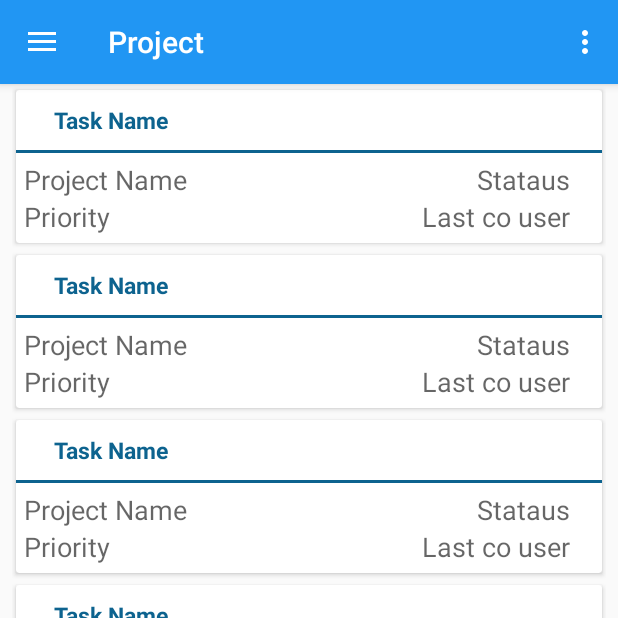
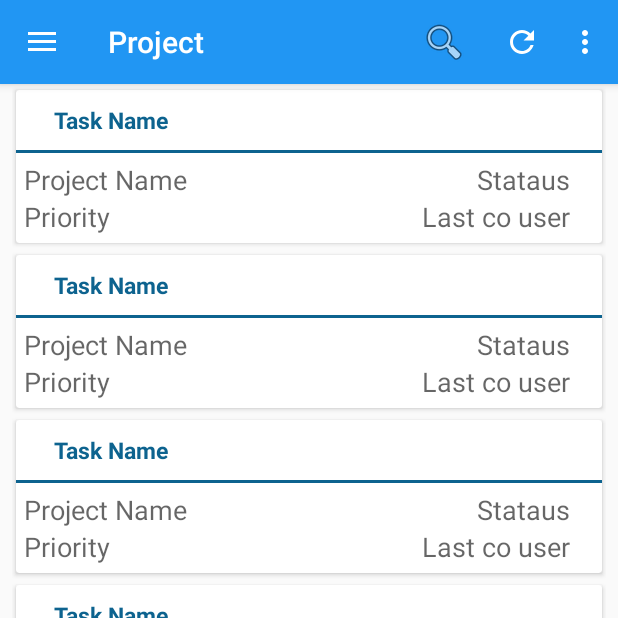
Before and after one commit to bascvn/inco, an Android app: the MainActivity screen opened directly, with no data from a screen before it, in the side drawer, after a tap on "Task", on a phone screen of 412 x 824 dp, the top half of it. Run offline under Robolectric (Android 15) with nearby library versions, the phone set to English and light mode, and no system bars; our stand-ins replace Volley; network calls fail.

Commit message:
finish load projects

```diff
--- a/app/src/main/java/vn/com/basc/inco/LoginActivity.java
+++ b/app/src/main/java/vn/com/basc/inco/LoginActivity.java
@@ -457,6 +457,7 @@ public class LoginActivity extends AppCompatActivity implements LoaderCallbacks<
                         String token = data.getString(INCOResponse.TOKEN_TAG);
                         MyApplication app = (MyApplication) getApplication();
                         app.saveTokenAccess(token);
+                        showProgress(false);
                         String user = data.getString(INCOResponse.USER_TAG);
                         app.saveUserInfo(user);
                         Intent intent = new Intent(LoginActivity.this, MainActivity.class);
--- a/app/src/main/java/vn/com/basc/inco/MainActivity.java
+++ b/app/src/main/java/vn/com/basc/inco/MainActivity.java
@@ -1,17 +1,22 @@
 package vn.com.basc.inco;
 
+import android.content.Context;
 import android.content.Intent;
 import android.os.Bundle;
 import android.support.design.widget.NavigationView;
 import android.support.design.widget.Snackbar;
 import android.support.v4.app.Fragment;
 import android.support.v4.view.GravityCompat;
+import android.support.v4.view.MenuItemCompat;
 import android.support.v4.widget.DrawerLayout;
+import android.support.v7.app.ActionBar;
 import android.support.v7.app.ActionBarDrawerToggle;
 import android.support.v7.app.AppCompatActivity;
+import android.support.v7.widget.SearchView;
 import android.support.v7.widget.Toolbar;
 import android.view.Menu;
 import android.view.MenuItem;
+import android.view.inputmethod.InputMethodManager;
 import android.widget.FrameLayout;
 import android.widget.TextView;
 
@@ -19,32 +24,30 @@ import com.android.volley.toolbox.NetworkImageView;
 
 import vn.com.basc.inco.ProjectFragment.OnListFragmentInteractionListener;
 import vn.com.basc.inco.TaskFragment.OnTaskListFragmentInteractionListener;
+import vn.com.basc.inco.model.MainFragmentINCO;
 import vn.com.basc.inco.model.ProjectItem;
 import vn.com.basc.inco.model.TaskContent;
 import vn.com.basc.inco.model.User;
 import vn.com.basc.inco.network.CustomVolleyRequest;
 import com.android.volley.toolbox.ImageLoader;
 public class MainActivity extends AppCompatActivity
-        implements NavigationView.OnNavigationItemSelectedListener,OnListFragmentInteractionListener,OnTaskListFragmentInteractionListener {
+        implements NavigationView.OnNavigationItemSelectedListener,OnListFragmentInteractionListener,OnTaskListFragmentInteractionListener,SearchView.OnQueryTextListener  {
     private NetworkImageView imageUserAvatar;
     private FrameLayout mFrameLayout;
+    private ProjectFragment projectFragment;
+    private MainFragmentINCO mainFragmentINCO;
     @Override
     protected void onCreate(Bundle savedInstanceState) {
         super.onCreate(savedInstanceState);
         setContentView(R.layout.activity_main);
         mFrameLayout  = (android.widget.FrameLayout) findViewById(R.id.fragment_container);
-        ProjectFragment fragment =  ProjectFragment.newInstance(1);
-        android.support.v4.app.FragmentTransaction fragmentTransaction =
-                getSupportFragmentManager().beginTransaction();
-        fragmentTransaction.replace(R.id.fragment_container, fragment);
-        fragmentTransaction.commit();
 
        // getSupportActionBar().setTitle(R.string.navigation_drawer_menu_project);
         Toolbar toolbar = (Toolbar) findViewById(R.id.toolbar);
         setSupportActionBar(toolbar);
         getSupportActionBar().setTitle(R.string.navigation_drawer_menu_project);
 
-
+        initProjectFragment();
         DrawerLayout drawer = (DrawerLayout) findViewById(R.id.drawer_layout);
         ActionBarDrawerToggle toggle = new ActionBarDrawerToggle(
                 this, drawer, toolbar, R.string.navigation_drawer_open, R.string.navigation_drawer_close);
@@ -86,6 +89,9 @@ public class MainActivity extends AppCompatActivity
     public boolean onCreateOptionsMenu(Menu menu) {
         // Inflate the menu; this adds items to the action bar if it is present.
         getMenuInflater().inflate(R.menu.main, menu);
+        final MenuItem item = menu.findItem(R.id.action_search);
+        final SearchView searchView = (SearchView) MenuItemCompat.getActionView(item);
+        searchView.setOnQueryTextListener(this);
         return true;
     }
 
@@ -100,7 +106,10 @@ public class MainActivity extends AppCompatActivity
         if (id == R.id.action_settings) {
             return true;
         }
-
+        if(id== R.id.menu_refresh){
+            mainFragmentINCO.refreshList();
+            return true;
+        }
         return super.onOptionsItemSelected(item);
     }
 
@@ -112,11 +121,7 @@ public class MainActivity extends AppCompatActivity
 
         if (id == R.id.nav_camera) {
             // Handle the camera action
-            ProjectFragment fragment =  ProjectFragment.newInstance(1);
-            android.support.v4.app.FragmentTransaction fragmentTransaction =
-                    getSupportFragmentManager().beginTransaction();
-            fragmentTransaction.replace(R.id.fragment_container, fragment);
-            fragmentTransaction.commit();
+            initProjectFragment();
         } else if (id == R.id.nav_gallery) {
             TaskFragment fragment =  TaskFragment.newInstance(1);
             android.support.v4.app.FragmentTransaction fragmentTransaction =
@@ -172,4 +177,31 @@ public class MainActivity extends AppCompatActivity
         Snackbar.make(mFrameLayout,error, Snackbar.LENGTH_LONG)
                 .setAction("Action", null).show();
     }
+
+    @Override
+    public boolean onQueryTextSubmit(String query) {
+        if(mainFragmentINCO != null) {
+            mainFragmentINCO.searchList(query);
+        }
+        return true;
+    }
+
+    @Override
+    public boolean onQueryTextChange(String newText) {
+        if(mainFragmentINCO != null) {
+            mainFragmentINCO.searchList(newText);
+        }
+        return true;
+    }
+    private void initProjectFragment(){
+        if(projectFragment == null){
+            projectFragment =  ProjectFragment.newInstance(1);
+
+        }
+        android.support.v4.app.FragmentTransaction fragmentTransaction =
+                getSupportFragmentManager().beginTransaction();
+        fragmentTransaction.replace(R.id.fragment_container, projectFragment);
+        fragmentTransaction.commit();
+        mainFragmentINCO = projectFragment;
+    }
 }
--- a/app/src/main/java/vn/com/basc/inco/ProjectFragment.java
+++ b/app/src/main/java/vn/com/basc/inco/ProjectFragment.java
@@ -3,8 +3,10 @@ package vn.com.basc.inco;
 import android.content.Context;
 import android.content.Intent;
 import android.os.Bundle;
+import android.os.Handler;
 import android.support.design.widget.Snackbar;
 import android.support.v4.app.Fragment;
+import android.support.v4.widget.SwipeRefreshLayout;
 import android.support.v7.widget.GridLayoutManager;
 import android.support.v7.widget.LinearLayoutManager;
 import android.support.v7.widget.RecyclerView;
@@ -12,6 +14,7 @@ import android.util.Log;
 import android.view.LayoutInflater;
 import android.view.View;
 import android.view.ViewGroup;
+import android.widget.RelativeLayout;
 
 import com.android.volley.AuthFailureError;
 import com.android.volley.Request;
@@ -34,6 +37,7 @@ import vn.com.basc.inco.common.Globals;
 import vn.com.basc.inco.common.INCOResponse;
 import vn.com.basc.inco.model.Footer;
 import vn.com.basc.inco.model.Item;
+import vn.com.basc.inco.model.MainFragmentINCO;
 import vn.com.basc.inco.model.ProjectItem;
 
 /**
@@ -42,7 +46,7 @@ import vn.com.basc.inco.model.ProjectItem;
  * Activities containing this fragment MUST implement the {@link OnListFragmentInteractionListener}
  * interface.
  */
-public class ProjectFragment extends Fragment {
+public class ProjectFragment extends Fragment implements MainFragmentINCO{
 
     // TODO: Customize parameter argument names
     private static final String ARG_COLUMN_COUNT = "column-count";
@@ -51,7 +55,10 @@ public class ProjectFragment extends Fragment {
     private List<Item> projects;
     private OnListFragmentInteractionListener mListener;
     private RecyclerView mRecyclerView;
+    private RelativeLayout mEmptyStateView;
+    private SwipeRefreshLayout mySwipeRefreshLayout;
     private boolean hasMore = true;
+    private String key;
     /**
      * Mandatory empty constructor for the fragment manager to instantiate the
      * fragment (e.g. upon screen orientation changes).
@@ -84,9 +91,13 @@ public class ProjectFragment extends Fragment {
         View view = inflater.inflate(R.layout.fragment_project_list, container, false);
         projects = new ArrayList<Item>();
         // Set the adapter
-        if (view instanceof RecyclerView) {
+        mRecyclerView = (RecyclerView)view.findViewById(R.id.list);
+        mySwipeRefreshLayout = (SwipeRefreshLayout) view.findViewById(R.id.swiperefresh);
+        mEmptyStateView = (RelativeLayout) view.findViewById(R.id.empty_state);
+        emptyState(false);
+        if (mRecyclerView instanceof RecyclerView) {
             Context context = view.getContext();
-            mRecyclerView = (RecyclerView) view;
+
             if (mColumnCount <= 1) {
                 mRecyclerView.setLayoutManager(new LinearLayoutManager(context));
             } else {
@@ -101,14 +112,30 @@ public class ProjectFragment extends Fragment {
                     if (hasMore && !(hasFooter())) {
                         LinearLayoutManager layoutManager = (LinearLayoutManager) recyclerView.getLayoutManager();
                         //position starts at 0
-                        if (layoutManager.findLastCompletelyVisibleItemPosition() == layoutManager.getItemCount() - 2) {
-                            getListProject();
+                        if (layoutManager.findLastCompletelyVisibleItemPosition() == mRecyclerView.getAdapter().getItemCount() - 1) {
+                            Log.i("kien", "get list");
+                            getListProject("");
                         }
                     }
                 }
+
             });
-            getListProject();
+            getListProject("");
         }
+        mySwipeRefreshLayout.setOnRefreshListener(
+                new SwipeRefreshLayout.OnRefreshListener() {
+                    @Override
+                    public void onRefresh() {
+                        Log.i("kien", "onRefresh called from SwipeRefreshLayout");
+
+                        // This method performs the actual data-refresh operation.
+                        // The method calls setRefreshing(false) when it's finished.
+                        refreshList();
+                        mySwipeRefreshLayout.setRefreshing(false);
+                    }
+                }
+        );
+
         return view;
     }
 
@@ -143,8 +170,9 @@ public class ProjectFragment extends Fragment {
     public interface OnListFragmentInteractionListener {
         // TODO: Update argument type and name
         void onListFragmentInteraction(ProjectItem item);
+
     }
-    private void getListProject()  {
+    private void getListProject(final String key)  {
         String url = ((MyApplication)getActivity().getApplication()).getUrlApi(Globals.API_PROJECT_LIST);
         projects.add(new Footer());
         mRecyclerView.getAdapter().notifyItemInserted(projects.size() - 1);
@@ -170,27 +198,34 @@ public class ProjectFragment extends Fragment {
                             projects.remove(size - 1);//removes footer
                             projects.addAll(data);
                             mRecyclerView.getAdapter().notifyItemRangeChanged(size - 1, projects.size() - size);
+                            checkEmptyState();
+                            return;
                         }
                     }
                 } catch (Exception e) {
                     Log.d("kienbk1910",e.toString());
-                    return;
+
                 }
+                removeFooter();
 
             }
         }, new Response.ErrorListener() {
             @Override
             public void onErrorResponse(VolleyError error) {
-
-
+                removeFooter();
             }
         }){
             @Override
             protected Map<String, String> getParams() throws AuthFailureError {
                 Map<String,String> params = new HashMap<String, String>();
                 params.put(Globals.TOKEN_PARAMETER,((MyApplication)getActivity().getApplication()).getTokenAccess());
-                params.put(Globals.OFFSET_PARAMETER,"0");
-                params.put(Globals.LIMIT_PARAMETER, "100");
+                if(projects.size() == 0) {
+                    params.put(Globals.OFFSET_PARAMETER, "0");
+                }else{
+                    params.put(Globals.OFFSET_PARAMETER, String.valueOf(projects.size()));
+                }
+                params.put(Globals.LIMIT_PARAMETER, "30");
+                params.put(Globals.SEARCH_PARAMETER, key);
                 return params;
             }
         };
@@ -198,7 +233,70 @@ public class ProjectFragment extends Fragment {
         MyApplication.getInstance().addToRequestQueue(request);
     }
     private boolean hasFooter() {
+        if(projects.size() == 0){
+            return false;
+        }
         return projects.get(projects.size() - 1) instanceof Footer;
     }
+    public void refreshList(){
+        mySwipeRefreshLayout.setRefreshing(true);
+        hasMore =false;
+        int size = projects.size();
+        if(size > 0 ){
+                projects.clear();
+                mRecyclerView.getAdapter().notifyItemRangeRemoved(0,size);
+            }
+       // this.notifyItemRangeRemoved(0, size);
 
+        getListProject("");
+        hasMore =true;
+        mySwipeRefreshLayout.setRefreshing(false);
+    }
+
+    @Override
+    public void searchList(String key) {
+        hasMore =false;
+        int size = projects.size();
+        if(size > 0 ){
+            projects.clear();
+            mRecyclerView.getAdapter().notifyItemRangeRemoved(0,size);
+        }
+        // this.notifyItemRangeRemoved(0, size);
+
+        getListProject(key);
+        hasMore =true;
+    }
+
+    @Override
+    public void emptyState(boolean isEmpty) {
+        if(isEmpty){
+            mRecyclerView.setVisibility(View.GONE);
+            mEmptyStateView.setVisibility(View.VISIBLE);
+        }else{
+            mEmptyStateView.setVisibility(View.GONE);
+            mRecyclerView.setVisibility(View.VISIBLE);
+        }
+    }
+
+    private void removeFooter(){
+        new Handler().postDelayed(new Runnable() {
+            @Override
+            public void run() {
+                if(hasFooter()){
+                    int size = projects.size();
+                    projects.remove(size - 1);//removes footer
+                    mRecyclerView.getAdapter().notifyItemRemoved(size-1);
+                    checkEmptyState();
+                }
+            }
+        }, 500);
+
+    }
+    private void checkEmptyState(){
+        if(projects.size() == 0){
+            emptyState(true);
+        }else{
+            emptyState(false);
+        }
+    }
 }
--- a/app/src/main/java/vn/com/basc/inco/adapter/MyProjectRecyclerViewAdapter.java
+++ b/app/src/main/java/vn/com/basc/inco/adapter/MyProjectRecyclerViewAdapter.java
@@ -5,6 +5,7 @@ import android.support.v7.widget.RecyclerView;
 import android.view.LayoutInflater;
 import android.view.View;
 import android.view.ViewGroup;
+import android.view.animation.AlphaAnimation;
 import android.widget.ProgressBar;
 import android.widget.TextView;
 
@@ -22,7 +23,7 @@ import java.util.List;
  * TODO: Replace the implementation with code for your data type.
  */
 public class MyProjectRecyclerViewAdapter extends RecyclerView.Adapter<RecyclerView.ViewHolder> {
-
+    private final static int FADE_DURATION = 1000; // in milliseconds
     private final List<Item> mValues;
     private final OnListFragmentInteractionListener mListener;
     private static int ITEM =0;
@@ -74,6 +75,7 @@ public class MyProjectRecyclerViewAdapter extends RecyclerView.Adapter<RecyclerV
                     }
                 }
             });
+            setFadeAnimation(projectViewHolder.mView);
         }
     }
 
@@ -117,4 +119,9 @@ public class MyProjectRecyclerViewAdapter extends RecyclerView.Adapter<RecyclerV
             progressBar = (ProgressBar) itemView.findViewById(R.id.footer);
         }
     }
+    private void setFadeAnimation(View view) {
+       /* AlphaAnimation anim = new AlphaAnimation(0.0f, 1.0f);
+        anim.setDuration(FADE_DURATION);
+        view.startAnimation(anim);*/
+    }
 }
--- a/app/src/main/java/vn/com/basc/inco/common/Globals.java
+++ b/app/src/main/java/vn/com/basc/inco/common/Globals.java
@@ -17,7 +17,7 @@ public class Globals {
     public static String TOKEN_PARAMETER;
     public static String OFFSET_PARAMETER;
     public static String LIMIT_PARAMETER;
-
+    public static String SEARCH_PARAMETER;
 
     static {
         PROTOCOL = "http://";
@@ -30,5 +30,6 @@ public class Globals {
         TOKEN_PARAMETER = "token";
         OFFSET_PARAMETER = "offset";
         LIMIT_PARAMETER = "limit";
+        SEARCH_PARAMETER ="search";
     }
 }
--- a/app/src/main/java/vn/com/basc/inco/common/INCOResponse.java
+++ b/app/src/main/java/vn/com/basc/inco/common/INCOResponse.java
@@ -28,4 +28,5 @@ public class INCOResponse {
         }
         return false;
     }
+
 }
--- /dev/null
+++ b/app/src/main/java/vn/com/basc/inco/model/MainFragmentINCO.java
@@ -0,0 +1,10 @@
+package vn.com.basc.inco.model;
+
+/**
+ * Created by User on 25/05/2016.
+ */
+public interface MainFragmentINCO {
+    public void refreshList();
+    public  void searchList(String key);
+    public void emptyState(boolean isEmpty);
+}
--- /dev/null
+++ b/app/src/main/res/drawable/comment.xml
@@ -0,0 +1,4 @@
+<vector android:height="200dp" android:viewportHeight="1792.0"
+    android:viewportWidth="1792.0" android:width="200dp" xmlns:android="http://schemas.android.com/apk/res/android">
+    <path android:fillColor="#FFFFFF" android:pathData="M1792,896q0,174 -120,321.5t-326,233 -450,85.5q-70,0 -145,-8 -198,175 -460,242 -49,14 -114,22 -17,2 -30.5,-9t-17.5,-29v-1q-3,-4 -0.5,-12t2,-10 4.5,-9.5l6,-9 7,-8.5 8,-9q7,-8 31,-34.5t34.5,-38 31,-39.5 32.5,-51 27,-59 26,-76q-157,-89 -247.5,-220t-90.5,-281q0,-130 71,-248.5t191,-204.5 286,-136.5 348,-50.5q244,0 450,85.5t326,233 120,321.5z"/>
+</vector>
--- /dev/null
+++ b/app/src/main/res/drawable/ic_refresh_black_24dp.xml
@@ -0,0 +1,10 @@
+<vector xmlns:android="http://schemas.android.com/apk/res/android"
+        android:width="24dp"
+        android:height="24dp"
+        android:viewportWidth="24.0"
+        android:viewportHeight="24.0">
+
+    <path
+        android:fillColor="#FFFFFF"
+        android:pathData="M17.65,6.35C16.2,4.9 14.21,4 12,4c-4.42,0 -7.99,3.58 -7.99,8s3.57,8 7.99,8c3.73,0 6.84,-2.55 7.73,-6h-2.08c-0.82,2.33 -3.04,4 -5.65,4 -3.31,0 -6,-2.69 -6,-6s2.69,-6 6,-6c1.66,0 3.14,0.69 4.22,1.78L13,11h7V4l-2.35,2.35z"/>
+</vector>
--- a/app/src/main/res/layout/activity_login.xml
+++ b/app/src/main/res/layout/activity_login.xml
@@ -86,10 +86,10 @@
 
             <Button
                 android:id="@+id/email_sign_in_button"
-                style="?android:textAppearanceMedium"
                 android:layout_width="match_parent"
                 android:layout_height="wrap_content"
-                android:layout_marginTop="16dp"
+                android:layout_marginTop="18dp"
+                android:textColor="@color/colorPrimary"
                 android:text="@string/action_sign_in"
                 android:textStyle="bold" />
 
--- a/app/src/main/res/menu/main.xml
+++ b/app/src/main/res/menu/main.xml
@@ -6,4 +6,19 @@
         android:orderInCategory="100"
         android:title="@string/action_settings"
         app:showAsAction="never" />
+
+    <item
+        android:id="@+id/menu_refresh"
+        app:showAsAction="ifRoom"
+        android:orderInCategory="201"
+        android:icon="@drawable/ic_refresh_black_24dp"
+        android:title="Refresh"/>
+    <item
+        android:id="@+id/action_search"
+        android:title="Search"
+        android:orderInCategory="200"
+        android:icon="@android:drawable/ic_menu_search"
+        app:actionViewClass="android.support.v7.widget.SearchView"
+        app:showAsAction="always|collapseActionView" />
+
 </menu>
--- a/app/src/main/res/values-v21/styles.xml
+++ b/app/src/main/res/values-v21/styles.xml
@@ -4,7 +4,7 @@
         <item name="windowActionBar">false</item>
         <item name="windowNoTitle">true</item>
         <item name="android:windowDrawsSystemBarBackgrounds">true</item>
-        <item name="android:statusBarColor">@android:color/transparent</item>
+        <item name="android:statusBarColor">@color/colorPrimary</item>
         <item name="android:windowContentTransitions">true</item>
     </style>
 </resources>
```
Also changed, not shown: app/src/main/res/layout/empty_state.xml (added, +45 -0 lines), app/src/main/res/layout/fragment_project_list.xml (+15 -1 lines).
